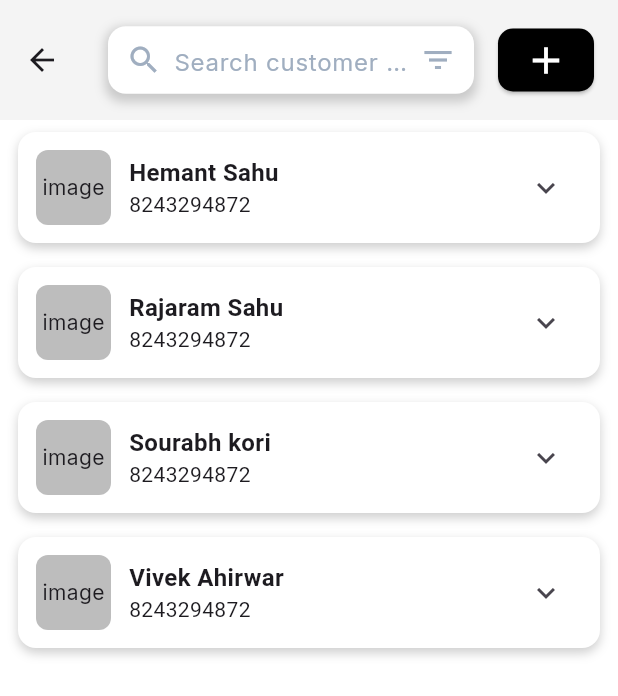
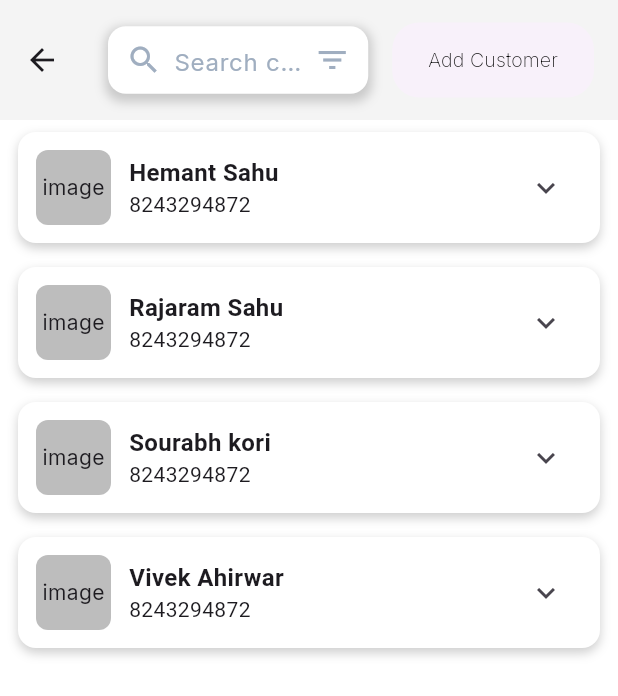
Before and after one commit to Intezar-Dev-7/TorqueUp, a Flutter app: the CustomerScreen screen opened directly, on a phone screen of 412 x 824 dp. Shown: the top 696 px of the screen. Run offline on Flutter 3.47's test engine with Material 3 defaults, Android fonts, the phone set to English and light mode, and no system bars; our stand-ins replace easy_sidemenu, fl_chart, google_fonts, iconsax; network calls fail.

Commit message:
minor changes

```diff
--- a/frontend/lib/features/receptionist/widgets/cus_search_filter.dart
+++ b/frontend/lib/common/widgets/cus_search_filter.dart
@@ -1,6 +1,6 @@
 import 'package:flutter/material.dart';
 
-import '../../../utils/colors.dart';
+import '../../utils/colors.dart';
 
 class cus_search_filter extends StatelessWidget {
   const cus_search_filter({
@@ -53,7 +53,7 @@ class cus_search_filter extends StatelessWidget {
         const SizedBox(width: 16),
 
         // Add Custom Button
-        button
+        button,
       ],
     );
   }
--- a/frontend/lib/features/admin/Dashbaord/widgets/mechanics_availability_widget.dart
+++ b/frontend/lib/features/admin/Dashbaord/widgets/mechanics_availability_widget.dart
@@ -1,6 +1,5 @@
 import 'package:flutter/material.dart';
 import 'package:frontend/features/receptionist/data/dummy_data.dart';
-import 'package:frontend/utils/colors.dart';
 
 class MechanicsAvailabilityWidget extends StatelessWidget {
   const MechanicsAvailabilityWidget({super.key});
--- a/frontend/lib/features/auth/screens/login_screen.dart
+++ b/frontend/lib/features/auth/screens/login_screen.dart
@@ -4,7 +4,7 @@ import 'package:frontend/common/widgets/custom_textfield.dart';
 import 'package:frontend/features/auth/screens/signup_screen.dart';
 import 'package:frontend/features/auth/widgets/forgot_password_screen.dart';
 
-import '../../receptionist/widgets/layout/receptionist_main.dart';
+import '../../receptionist/Dashboard/screens/receptionist_main.dart';
 
 class LoginScreen extends StatefulWidget {
   const LoginScreen({super.key});
--- a/frontend/lib/features/receptionist/Customers/screens/customer_screen.dart
+++ b/frontend/lib/features/receptionist/Customers/screens/customer_screen.dart
@@ -1,8 +1,8 @@
 import 'package:flutter/material.dart';
-import 'package:frontend/features/receptionist/widgets/cus_elevated_button.dart';
+import 'package:frontend/common/widgets/custom_elevated_button.dart';
 import 'package:frontend/utils/colors.dart';
 import '../../data/dummy_data.dart';
-import '../../widgets/cus_search_filter.dart';
+import '../../../../common/widgets/cus_search_filter.dart';
 import '../widgets/customer_card.dart';
 
 class CustomerScreen extends StatefulWidget {
@@ -21,7 +21,10 @@ class _CustomerScreenState extends State<CustomerScreen> {
       appBar: AppBar(
         toolbarHeight: 80,
         backgroundColor: AppColors.grey,
-        title: cus_search_filter(searchText: 'Search customer by name,email...', button: CusElevatedButton(buttonText: 'Add Customer', onPressed: (){}),)
+        title: cus_search_filter(
+          searchText: 'Search customer by name,email...',
+          button: CustomElevatedButton(text: 'Add Customer', onPressed: () {}),
+        ),
       ),
       body: Column(
         crossAxisAlignment: CrossAxisAlignment.start,
@@ -33,7 +36,7 @@ class _CustomerScreenState extends State<CustomerScreen> {
               itemBuilder: (context, index) {
                 final customer = customers[index];
                 return InkWell(
-                    onTap: ()=> setState(() => selected = index),
+                  onTap: () => setState(() => selected = index),
                   child: CustomerCard(
                     customer: customer,
                     isSelected: selected == index,
--- a/frontend/lib/features/receptionist/widgets/cus_elevated_button.dart
+++ /dev/null
@@ -1,49 +0,0 @@
-import 'package:flutter/material.dart';
-
-import '../../../utils/colors.dart' show AppColors;
-
-class CusElevatedButton extends StatelessWidget {
-  const CusElevatedButton({
-    super.key,
-    required this.buttonText,
-    required this.onPressed,
-  });
-
-  final String buttonText;
-  final VoidCallback onPressed;
-
-  @override
-  Widget build(BuildContext context) {
-    double screenWidth = MediaQuery.of(context).size.width;
-    final bool isTablet = screenWidth >= 600 && screenWidth < 1024; // Tablet
-    final bool isDesktop = screenWidth >= 1024; // Desktop
-    return ElevatedButton(
-      onPressed: onPressed,
-      style: ElevatedButton.styleFrom(
-        backgroundColor: AppColors.black,
-        padding: isDesktop || isTablet ?  EdgeInsets.symmetric(horizontal: 18, vertical: 16) : EdgeInsets.symmetric(vertical: 6,horizontal: 10),
-        shape: RoundedRectangleBorder(borderRadius: BorderRadius.circular(10)),
-      ),
-      child:
-          isDesktop
-              ? Text(
-                buttonText,
-                style: TextStyle(
-                  fontSize: 18,
-                  color: AppColors.white,
-                  fontWeight: FontWeight.bold,
-                ),
-              )
-              : isTablet
-              ? Text(
-                buttonText.split(" ").first,
-                style: TextStyle(
-                  fontSize: 18,
-                  color: AppColors.white,
-                  fontWeight: FontWeight.bold,
-                ),
-              )
-              : Icon(Icons.add, color: AppColors.white, size: 30),
-    );
-  }
-}
--- a/frontend/lib/main.dart
+++ b/frontend/lib/main.dart
@@ -2,7 +2,7 @@ import 'package:flutter/material.dart';
 import 'package:frontend/features/admin/widgets/side_navigation_bar.dart';
 import 'package:google_fonts/google_fonts.dart';
 
-import 'features/receptionist/widgets/layout/receptionist_main.dart';
+import 'features/receptionist/Dashboard/screens/receptionist_main.dart';
 
 void main() {
   runApp(MyApp());
```
Also changed, not shown: frontend/lib/features/receptionist/Dashboard/screens/receptionist_scaffold.dart (renamed from frontend/lib/features/receptionist/widgets/layout/receptionist_scaffold.dart, +14 -13 lines), frontend/lib/features/receptionist/widgets/app_bar.dart (deleted, +0 -81 lines), frontend/lib/features/receptionist/Dashboard/screens/receptionist_main.dart (renamed from frontend/lib/features/receptionist/widgets/layout/receptionist_main.dart). Lines whose indentation alone changed are shown as unchanged.
